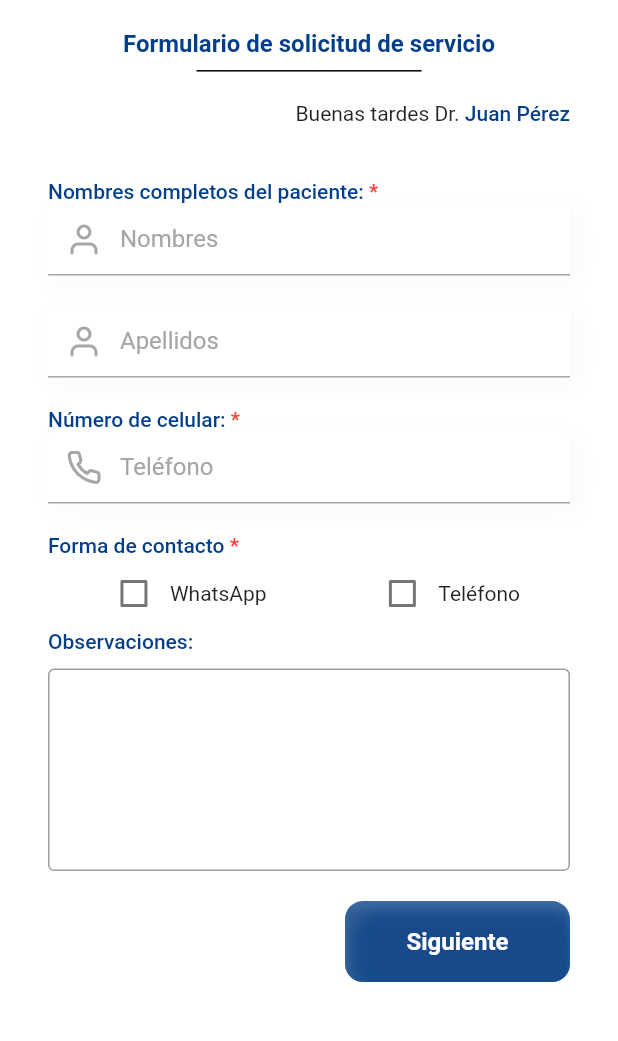
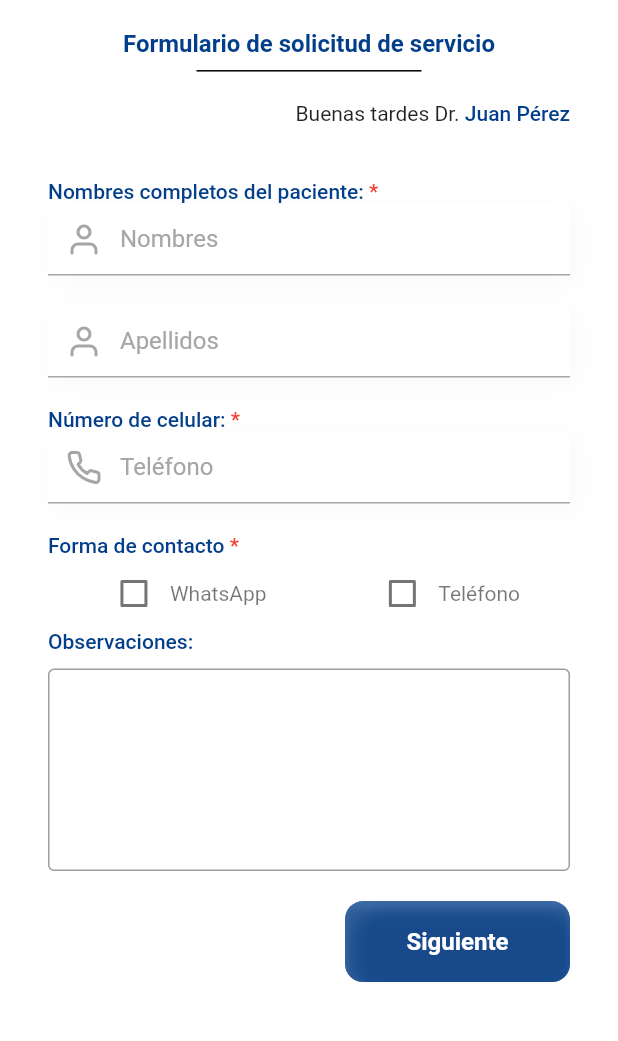
Before and after one commit to dafm10/flutter_app_rdm, a Flutter app: the RegisterPatientPage screen opened directly, on a phone screen of 412 x 824 dp, the part 165-1206 px from its top. Run offline on Flutter 3.47's test engine with Material 2 defaults, Android fonts, the phone set to English and light mode, and no system bars; our stand-ins replace flutter_svg.

Commit message:
checkboxwidget

```diff
--- a/lib/pages/doctor/register_patient_page.dart
+++ b/lib/pages/doctor/register_patient_page.dart
@@ -143,33 +143,13 @@ class _RegisterPatientPageState extends State<RegisterPatientPage> {
                           Row(
                             mainAxisAlignment: MainAxisAlignment.spaceAround,
                             children: [
-                              Row(
-                                children: [
-                                  Checkbox(
-                                    activeColor: priColor.withOpacity(0.8),
-                                    value: isCheckedWhatsApp,
-                                    onChanged: (bool? value) {
-                                      setState(() {
-                                        isCheckedWhatsApp = value!;
-                                      });
-                                    },
-                                  ),
-                                  Text("WhatsApp"),
-                                ],
+                              CheckBoxWidget(
+                                isChecked: isCheckedWhatsApp,
+                                title: "WhatsApp",
                               ),
-                              Row(
-                                children: [
-                                  Checkbox(
-                                    activeColor: priColor.withOpacity(0.8),
-                                    value: isCheckedPhone,
-                                    onChanged: (bool? value) {
-                                      setState(() {
-                                        isCheckedPhone = value!;
-                                      });
-                                    },
-                                  ),
-                                  Text("Teléfono"),
-                                ],
+                              CheckBoxWidget(
+                                isChecked: isCheckedPhone,
+                                title: "Teléfono",
                               ),
                             ],
                           ),
--- a/lib/widget/checkbox_widget.dart
+++ b/lib/widget/checkbox_widget.dart
@@ -28,7 +28,12 @@ class _CheckBoxWidgetState extends State<CheckBoxWidget> {
             });
           },
         ),
-        Text(widget.title),
+        Text(
+          widget.title,
+          style: const TextStyle(
+            color: Colors.black54,
+          ),
+        ),
       ],
     );
   }
```
